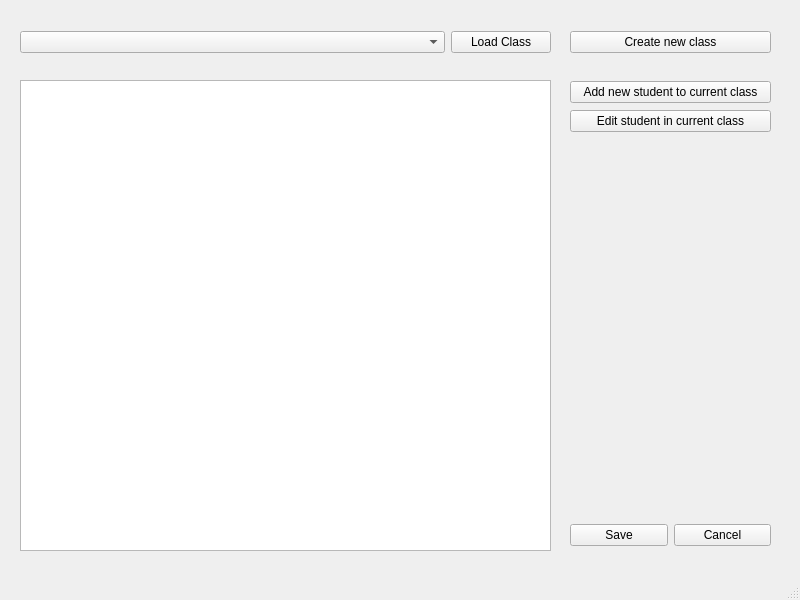
ccszwg/Exam-OMR, file omr/interface/UI/classes.ui: the form before one commit.
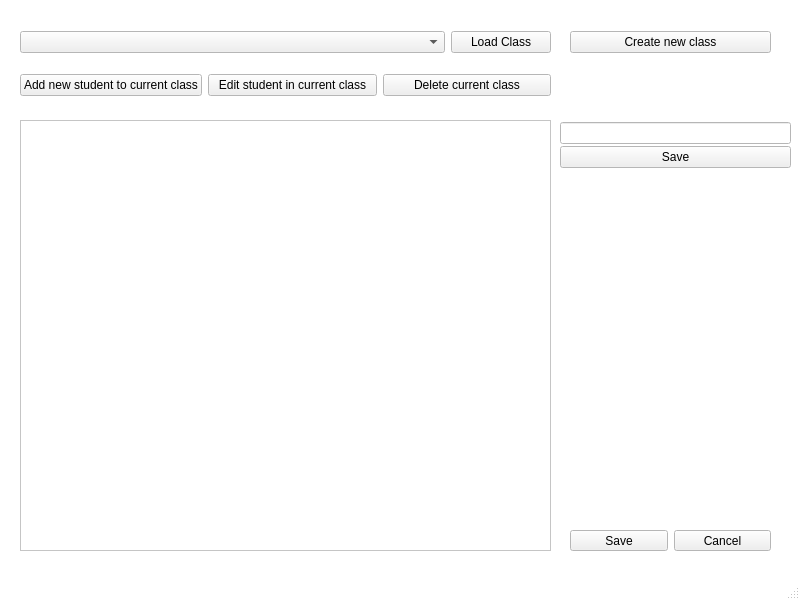
The form after the commit.

```diff
--- a/omr/interface/UI/classes.ui
+++ b/omr/interface/UI/classes.ui
@@ -10,17 +10,84 @@
     <height>600</height>
    </rect>
   </property>
+  <property name="palette">
+   <palette>
+    <active>
+     <colorrole role="Base">
+      <brush brushstyle="SolidPattern">
+       <color alpha="255">
+        <red>255</red>
+        <green>255</green>
+        <blue>255</blue>
+       </color>
+      </brush>
+     </colorrole>
+     <colorrole role="Window">
+      <brush brushstyle="SolidPattern">
+       <color alpha="255">
+        <red>255</red>
+        <green>255</green>
+        <blue>255</blue>
+       </color>
+      </brush>
+     </colorrole>
+    </active>
+    <inactive>
+     <colorrole role="Base">
+      <brush brushstyle="SolidPattern">
+       <color alpha="255">
+        <red>255</red>
+        <green>255</green>
+        <blue>255</blue>
+       </color>
+      </brush>
+     </colorrole>
+     <colorrole role="Window">
+      <brush brushstyle="SolidPattern">
+       <color alpha="255">
+        <red>255</red>
+        <green>255</green>
+        <blue>255</blue>
+       </color>
+      </brush>
+     </colorrole>
+    </inactive>
+    <disabled>
+     <colorrole role="Base">
+      <brush brushstyle="SolidPattern">
+       <color alpha="255">
+        <red>255</red>
+        <green>255</green>
+        <blue>255</blue>
+       </color>
+      </brush>
+     </colorrole>
+     <colorrole role="Window">
+      <brush brushstyle="SolidPattern">
+       <color alpha="255">
+        <red>255</red>
+        <green>255</green>
+        <blue>255</blue>
+       </color>
+      </brush>
+     </colorrole>
+    </disabled>
+   </palette>
+  </property>
   <property name="windowTitle">
-   <string>MainWindow</string>
+   <string>Classes</string>
+  </property>
+  <property name="autoFillBackground">
+   <bool>true</bool>
   </property>
   <widget class="QWidget" name="centralwidget">
    <widget class="QWidget" name="horizontalLayoutWidget">
     <property name="geometry">
      <rect>
       <x>570</x>
-      <y>520</y>
+      <y>530</y>
       <width>201</width>
-      <height>31</height>
+      <height>21</height>
      </rect>
     </property>
     <layout class="QHBoxLayout" name="horizontalLayout">
@@ -110,9 +177,9 @@
     <property name="geometry">
      <rect>
       <x>20</x>
-      <y>80</y>
+      <y>120</y>
       <width>531</width>
-      <height>471</height>
+      <height>431</height>
      </rect>
     </property>
    </widget>
@@ -132,13 +199,13 @@
    <widget class="QWidget" name="verticalLayoutWidget_2">
     <property name="geometry">
      <rect>
-      <x>570</x>
-      <y>80</y>
-      <width>201</width>
-      <height>54</height>
+      <x>20</x>
+      <y>70</y>
+      <width>531</width>
+      <height>31</height>
      </rect>
     </property>
-    <layout class="QVBoxLayout" name="verticalLayout_2">
+    <layout class="QHBoxLayout" name="horizontalLayout_3">
      <item>
       <widget class="QPushButton" name="pushButton_5">
        <property name="text">
@@ -153,8 +220,472 @@
        </property>
       </widget>
      </item>
+     <item>
+      <widget class="QPushButton" name="pushButton_4">
+       <property name="text">
+        <string>Delete current class</string>
+       </property>
+      </widget>
+     </item>
     </layout>
    </widget>
+   <widget class="QWidget" name="text_add_widget" native="true">
+    <property name="enabled">
+     <bool>true</bool>
+    </property>
+    <property name="geometry">
+     <rect>
+      <x>560</x>
+      <y>120</y>
+      <width>231</width>
+      <height>80</height>
+     </rect>
+    </property>
+    <widget class="QWidget" name="gridLayoutWidget">
+     <property name="geometry">
+      <rect>
+       <x>0</x>
+       <y>0</y>
+       <width>231</width>
+       <height>51</height>
+      </rect>
+     </property>
+     <layout class="QGridLayout" name="vertical_layout">
+      <property name="spacing">
+       <number>0</number>
+      </property>
+      <item row="0" column="0">
+       <widget class="QLineEdit" name="text_add">
+        <property name="palette">
+         <palette>
+          <active>
+           <colorrole role="WindowText">
+            <brush brushstyle="SolidPattern">
+             <color alpha="255">
+              <red>0</red>
+              <green>0</green>
+              <blue>0</blue>
+             </color>
+            </brush>
+           </colorrole>
+           <colorrole role="Button">
+            <brush brushstyle="SolidPattern">
+             <color alpha="255">
+              <red>255</red>
+              <green>255</green>
+              <blue>255</blue>
+             </color>
+            </brush>
+           </colorrole>
+           <colorrole role="Light">
+            <brush brushstyle="SolidPattern">
+             <color alpha="255">
+              <red>255</red>
+              <green>255</green>
+              <blue>255</blue>
+             </color>
+            </brush>
+           </colorrole>
+           <colorrole role="Midlight">
+            <brush brushstyle="SolidPattern">
+             <color alpha="255">
+              <red>255</red>
+              <green>255</green>
+              <blue>255</blue>
+             </color>
+            </brush>
+           </colorrole>
+           <colorrole role="Dark">
+            <brush brushstyle="SolidPattern">
+             <color alpha="255">
+              <red>127</red>
+              <green>127</green>
+              <blue>127</blue>
+             </color>
+            </brush>
+           </colorrole>
+           <colorrole role="Mid">
+            <brush brushstyle="SolidPattern">
+             <color alpha="255">
+              <red>170</red>
+              <green>170</green>
+              <blue>170</blue>
+             </color>
+            </brush>
+           </colorrole>
+           <colorrole role="Text">
+            <brush brushstyle="SolidPattern">
+             <color alpha="255">
+              <red>0</red>
+              <green>0</green>
+              <blue>0</blue>
+             </color>
+            </brush>
+           </colorrole>
+           <colorrole role="BrightText">
+            <brush brushstyle="SolidPattern">
+             <color alpha="255">
+              <red>255</red>
+              <green>255</green>
+              <blue>255</blue>
+             </color>
+            </brush>
+           </colorrole>
+           <colorrole role="ButtonText">
+            <brush brushstyle="SolidPattern">
+             <color alpha="255">
+              <red>0</red>
+              <green>0</green>
+              <blue>0</blue>
+             </color>
+            </brush>
+           </colorrole>
+           <colorrole role="Base">
+            <brush brushstyle="SolidPattern">
+             <color alpha="255">
+              <red>255</red>
+              <green>255</green>
+              <blue>255</blue>
+             </color>
+            </brush>
+           </colorrole>
+           <colorrole role="Window">
+            <brush brushstyle="SolidPattern">
+             <color alpha="255">
+              <red>255</red>
+              <green>255</green>
+              <blue>255</blue>
+             </color>
+            </brush>
+           </colorrole>
+           <colorrole role="Shadow">
+            <brush brushstyle="SolidPattern">
+             <color alpha="255">
+              <red>0</red>
+              <green>0</green>
+              <blue>0</blue>
+             </color>
+            </brush>
+           </colorrole>
+           <colorrole role="AlternateBase">
+            <brush brushstyle="SolidPattern">
+             <color alpha="255">
+              <red>255</red>
+              <green>255</green>
+              <blue>255</blue>
+             </color>
+            </brush>
+           </colorrole>
+           <colorrole role="ToolTipBase">
+            <brush brushstyle="SolidPattern">
+             <color alpha="255">
+              <red>255</red>
+              <green>255</green>
+              <blue>220</blue>
+             </color>
+            </brush>
+           </colorrole>
+           <colorrole role="ToolTipText">
+            <brush brushstyle="SolidPattern">
+             <color alpha="255">
+              <red>0</red>
+              <green>0</green>
+              <blue>0</blue>
+             </color>
+            </brush>
+           </colorrole>
+          </active>
+          <inactive>
+           <colorrole role="WindowText">
+            <brush brushstyle="SolidPattern">
+             <color alpha="255">
+              <red>0</red>
+              <green>0</green>
+              <blue>0</blue>
+             </color>
+            </brush>
+           </colorrole>
+           <colorrole role="Button">
+            <brush brushstyle="SolidPattern">
+             <color alpha="255">
+              <red>255</red>
+              <green>255</green>
+              <blue>255</blue>
+             </color>
+            </brush>
+           </colorrole>
+           <colorrole role="Light">
+            <brush brushstyle="SolidPattern">
+             <color alpha="255">
+              <red>255</red>
+              <green>255</green>
+              <blue>255</blue>
+             </color>
+            </brush>
+           </colorrole>
+           <colorrole role="Midlight">
+            <brush brushstyle="SolidPattern">
+             <color alpha="255">
+              <red>255</red>
+              <green>255</green>
+              <blue>255</blue>
+             </color>
+            </brush>
+           </colorrole>
+           <colorrole role="Dark">
+            <brush brushstyle="SolidPattern">
+             <color alpha="255">
+              <red>127</red>
+              <green>127</green>
+              <blue>127</blue>
+             </color>
+            </brush>
+           </colorrole>
+           <colorrole role="Mid">
+            <brush brushstyle="SolidPattern">
+             <color alpha="255">
+              <red>170</red>
+              <green>170</green>
+              <blue>170</blue>
+             </color>
+            </brush>
+           </colorrole>
+           <colorrole role="Text">
+            <brush brushstyle="SolidPattern">
+             <color alpha="255">
+              <red>0</red>
+              <green>0</green>
+              <blue>0</blue>
+             </color>
+            </brush>
+           </colorrole>
+           <colorrole role="BrightText">
+            <brush brushstyle="SolidPattern">
+             <color alpha="255">
+              <red>255</red>
+              <green>255</green>
+              <blue>255</blue>
+             </color>
+            </brush>
+           </colorrole>
+           <colorrole role="ButtonText">
+            <brush brushstyle="SolidPattern">
+             <color alpha="255">
+              <red>0</red>
+              <green>0</green>
+              <blue>0</blue>
+             </color>
+            </brush>
+           </colorrole>
+           <colorrole role="Base">
+            <brush brushstyle="SolidPattern">
+             <color alpha="255">
+              <red>255</red>
+              <green>255</green>
+              <blue>255</blue>
+             </color>
+            </brush>
+           </colorrole>
+           <colorrole role="Window">
+            <brush brushstyle="SolidPattern">
+             <color alpha="255">
+              <red>255</red>
+              <green>255</green>
+              <blue>255</blue>
+             </color>
+            </brush>
+           </colorrole>
+           <colorrole role="Shadow">
+            <brush brushstyle="SolidPattern">
+             <color alpha="255">
+              <red>0</red>
+              <green>0</green>
+              <blue>0</blue>
+             </color>
+            </brush>
+           </colorrole>
+           <colorrole role="AlternateBase">
+            <brush brushstyle="SolidPattern">
+             <color alpha="255">
+              <red>255</red>
+              <green>255</green>
+              <blue>255</blue>
+             </color>
+            </brush>
+           </colorrole>
+           <colorrole role="ToolTipBase">
+            <brush brushstyle="SolidPattern">
+             <color alpha="255">
+              <red>255</red>
+              <green>255</green>
+              <blue>220</blue>
+             </color>
+            </brush>
+           </colorrole>
+           <colorrole role="ToolTipText">
+            <brush brushstyle="SolidPattern">
+             <color alpha="255">
+              <red>0</red>
+              <green>0</green>
+              <blue>0</blue>
+             </color>
+            </brush>
+           </colorrole>
+          </inactive>
+          <disabled>
+           <colorrole role="WindowText">
+            <brush brushstyle="SolidPattern">
+             <color alpha="255">
+              <red>127</red>
+              <green>127</green>
+              <blue>127</blue>
+             </color>
+            </brush>
+           </colorrole>
+           <colorrole role="Button">
+            <brush brushstyle="SolidPattern">
+             <color alpha="255">
+              <red>255</red>
+              <green>255</green>
+              <blue>255</blue>
+             </color>
+            </brush>
+           </colorrole>
+           <colorrole role="Light">
+            <brush brushstyle="SolidPattern">
+             <color alpha="255">
+              <red>255</red>
+              <green>255</green>
+              <blue>255</blue>
+             </color>
+            </brush>
+           </colorrole>
+           <colorrole role="Midlight">
+            <brush brushstyle="SolidPattern">
+             <color alpha="255">
+              <red>255</red>
+              <green>255</green>
+              <blue>255</blue>
+             </color>
+            </brush>
+           </colorrole>
+           <colorrole role="Dark">
+            <brush brushstyle="SolidPattern">
+             <color alpha="255">
+              <red>127</red>
+              <green>127</green>
+              <blue>127</blue>
+             </color>
+            </brush>
+           </colorrole>
+           <colorrole role="Mid">
+            <brush brushstyle="SolidPattern">
+             <color alpha="255">
+              <red>170</red>
+              <green>170</green>
+              <blue>170</blue>
+             </color>
+            </brush>
+           </colorrole>
+           <colorrole role="Text">
+            <brush brushstyle="SolidPattern">
+             <color alpha="255">
+              <red>127</red>
+              <green>127</green>
+              <blue>127</blue>
+             </color>
+            </brush>
+           </colorrole>
+           <colorrole role="BrightText">
+            <brush brushstyle="SolidPattern">
+             <color alpha="255">
+              <red>255</red>
+              <green>255</green>
+              <blue>255</blue>
+             </color>
+            </brush>
+           </colorrole>
+           <colorrole role="ButtonText">
+            <brush brushstyle="SolidPattern">
+             <color alpha="255">
+              <red>127</red>
+              <green>127</green>
+              <blue>127</blue>
+             </color>
+            </brush>
+           </colorrole>
+           <colorrole role="Base">
+            <brush brushstyle="SolidPattern">
+             <color alpha="255">
+              <red>255</red>
+              <green>255</green>
+              <blue>255</blue>
+             </color>
+            </brush>
+           </colorrole>
+           <colorrole role="Window">
+            <brush brushstyle="SolidPattern">
+             <color alpha="255">
+              <red>255</red>
+              <green>255</green>
+              <blue>255</blue>
+             </color>
+            </brush>
+           </colorrole>
+           <colorrole role="Shadow">
+            <brush brushstyle="SolidPattern">
+             <color alpha="255">
+              <red>0</red>
+              <green>0</green>
+              <blue>0</blue>
+             </color>
+            </brush>
+           </colorrole>
+           <colorrole role="AlternateBase">
+            <brush brushstyle="SolidPattern">
+             <color alpha="255">
+              <red>255</red>
+              <green>255</green>
+              <blue>255</blue>
+             </color>
+            </brush>
+           </colorrole>
+           <colorrole role="ToolTipBase">
+            <brush brushstyle="SolidPattern">
+             <color alpha="255">
+              <red>255</red>
+              <green>255</green>
+              <blue>220</blue>
+             </color>
+            </brush>
+           </colorrole>
+           <colorrole role="ToolTipText">
+            <brush brushstyle="SolidPattern">
+             <color alpha="255">
+              <red>0</red>
+              <green>0</green>
+              <blue>0</blue>
+             </color>
+            </brush>
+           </colorrole>
+          </disabled>
+         </palette>
+        </property>
+        <property name="text">
+         <string/>
+        </property>
+       </widget>
+      </item>
+      <item row="1" column="0">
+       <widget class="QPushButton" name="button_savetext">
+        <property name="text">
+         <string>Save</string>
+        </property>
+       </widget>
+      </item>
+     </layout>
+    </widget>
+   </widget>
   </widget>
   <widget class="QMenuBar" name="menubar">
    <property name="geometry">
```
Left out of the diff: 6 changed lines with no effect on the pictures.
